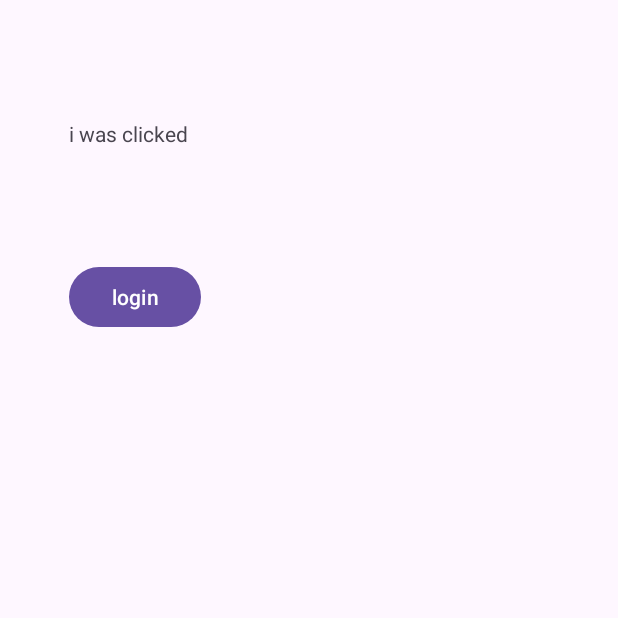
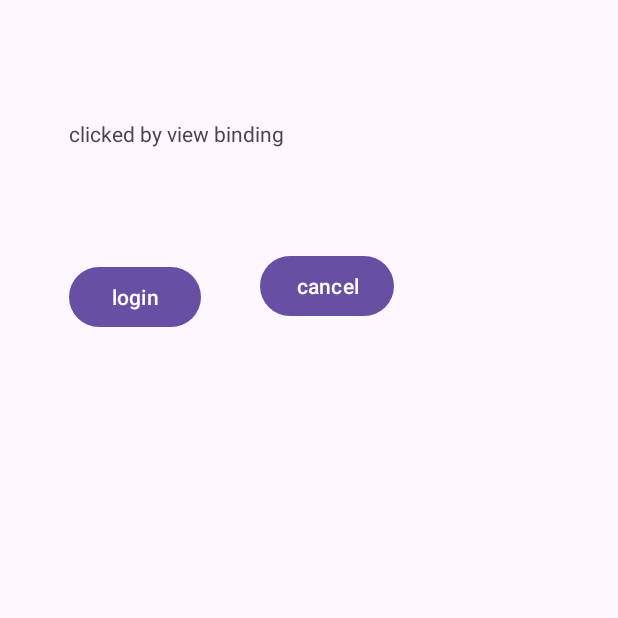
Before and after one commit to abdultanveer/MotoDemo, an Android app: the screen it shows after launch (MainActivity), after a tap on "login", on a phone screen of 412 x 824 dp, the top half of it. Run offline under Robolectric (Android 15) with nearby library versions, the phone set to English and light mode, and no system bars.

Commit message:
with view binding

```diff
--- a/app/build.gradle.kts
+++ b/app/build.gradle.kts
@@ -7,9 +7,9 @@ android {
     namespace = "com.example.motodemo"
     compileSdk = 34
 
-   /* buildFeatures {
+    buildFeatures {
         viewBinding = true
-    }*/
+    }
 
     defaultConfig {
         applicationId = "com.example.motodemo"
--- a/app/src/main/java/com/example/motodemo/MainActivity.kt
+++ b/app/src/main/java/com/example/motodemo/MainActivity.kt
@@ -9,18 +9,25 @@ import androidx.constraintlayout.widget.ConstraintLayout
 import com.example.motodemo.databinding.ActivityMainBinding
 
 class MainActivity : AppCompatActivity() {
-    lateinit var tvDesc:TextView
+ //   lateinit var tvDesc:TextView
+   // lateinit var cancelBtn: Button
 
-    //private lateinit var binding: ActivityMainBinding
+    private lateinit var binding: ActivityMainBinding
 
     override fun onCreate(savedInstanceState: Bundle?) {
         super.onCreate(savedInstanceState)
-       setContentView(R.layout.activity_main)
+     //  setContentView(R.layout.activity_main)
+       // cancelBtn = findViewById(R.id.btnCancel)
+       // createUI()
+      //  tvDesc = findViewById(R.id.tvDesc) //getting handle
+      //  Student abdul = new Student("ansari",234,"ahladf",45678);
+        binding = ActivityMainBinding.inflate(layoutInflater)
+        val view = binding.root
+        setContentView(view)
 
-       // createUI()
-        tvDesc = findViewById(R.id.tvDesc) //getting handle
-      //  Student abdul = new Student("ansari",234,"ahladf",45678);
-
+        binding.btnCancel.setOnClickListener {
+            binding.tvDesc.setText("cancelled")
+        }
         var abdul = Student("ansari",123,"jakldhaf",7654)
     }
 
@@ -34,6 +41,7 @@ class MainActivity : AppCompatActivity() {
     }
 
     fun clickHandler(view: View) {
-        tvDesc.setText("i was clicked")
+        binding.tvDesc.setText("clicked by view binding")
+        //tvDesc.setText("i was clicked")
     }
 }
--- a/app/src/main/res/layout/activity_main.xml
+++ b/app/src/main/res/layout/activity_main.xml
@@ -12,8 +12,8 @@
         android:layout_height="wrap_content"
         android:layout_marginStart="46dp"
         android:layout_marginTop="174dp"
+        android:onClick="clickHandler"
         android:text="login"
-        android:onClick="clickHandler"
         app:layout_constraintStart_toStartOf="parent"
         app:layout_constraintTop_toTopOf="parent" />
 
@@ -28,4 +28,14 @@
         app:layout_constraintBottom_toTopOf="@+id/btnLogin"
         app:layout_constraintStart_toStartOf="parent"
         app:layout_constraintTop_toTopOf="parent" />
+
+    <Button
+        android:id="@+id/btnCancel"
+        android:layout_width="wrap_content"
+        android:layout_height="wrap_content"
+        android:layout_marginStart="39dp"
+        android:layout_marginBottom="7dp"
+        android:text="cancel"
+        app:layout_constraintBottom_toBottomOf="@+id/btnLogin"
+        app:layout_constraintStart_toEndOf="@+id/btnLogin" />
 </androidx.constraintlayout.widget.ConstraintLayout>
```
